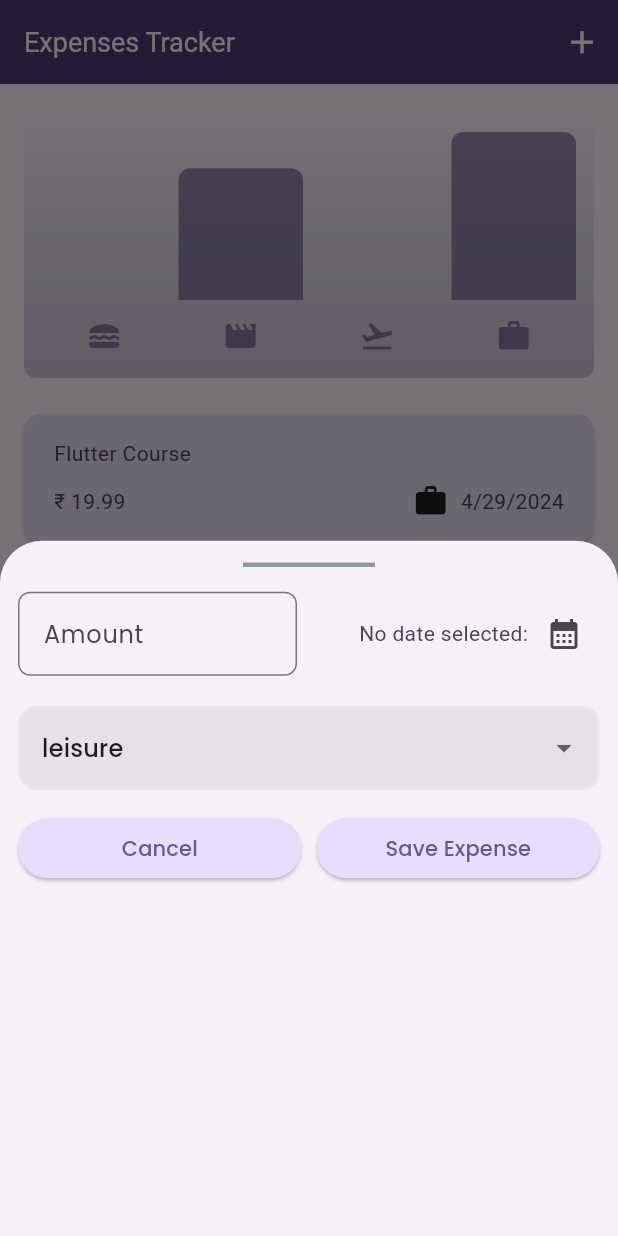
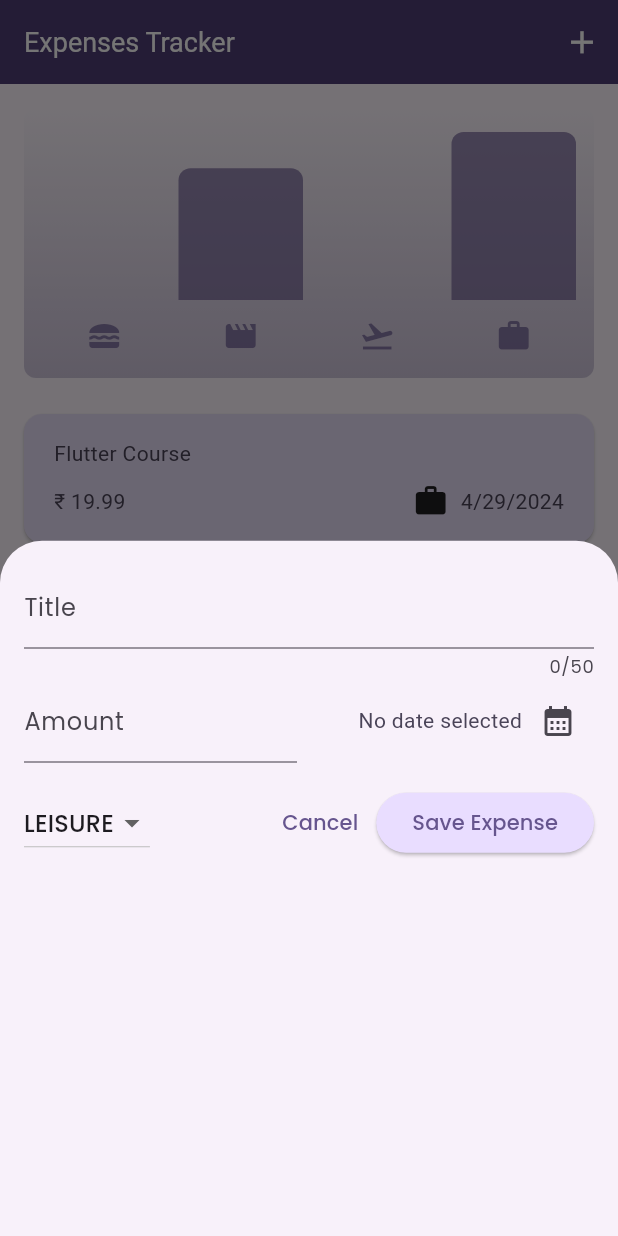
Before and after one commit to Krupal19/Expense-Tracker, a Flutter app: the screen it shows after launch, after a tap on the "add" icon, on a phone screen of 412 x 824 dp. Run offline on Flutter 3.47's test engine with Material 3 defaults, Android fonts, the phone set to English and light mode, and no system bars; our stand-ins replace google_fonts.

Commit message:
Last modify code

```diff
--- a/lib/widgets/expenses.dart
+++ b/lib/widgets/expenses.dart
@@ -97,6 +97,7 @@
           'Expenses Tracker',
           style: Theme.of(context).textTheme.titleLarge,
         ),
+        // centerTitle: false,
         actions: [
           IconButton(
             onPressed: _openAddExpenseOverlay,
--- a/lib/widgets/new_expense.dart
+++ b/lib/widgets/new_expense.dart
@@ -1,5 +1,8 @@
 import 'package:expense_trackere/models/expense.dart';
 import 'package:flutter/material.dart';
+import 'dart:io';
+
+import 'package:flutter/cupertino.dart';
 
 class NewExpense extends StatefulWidget {
   const NewExpense({super.key, required this.onAddExpense});
@@ -30,6 +33,43 @@
     });
   }
 
+  void _showDialog() {
+    if (Platform.isIOS) {
+      showCupertinoDialog(
+          context: context,
+          builder: (ctx) => CupertinoAlertDialog(
+                title: const Text('Invalid input'),
+                content: const Text(
+                    'Please make sure a valid title, amount, date and category was entered.'),
+                actions: [
+                  TextButton(
+                    onPressed: () {
+                      Navigator.pop(ctx);
+                    },
+                    child: const Text('Okay'),
+                  ),
+                ],
+              ));
+    } else {
+      showDialog(
+        context: context,
+        builder: (ctx) => AlertDialog(
+          title: const Text('Invalid input'),
+          content: const Text(
+              'Please make sure a valid title, amount, date and category was entered.'),
+          actions: [
+            TextButton(
+              onPressed: () {
+                Navigator.pop(ctx);
+              },
+              child: const Text('Okay'),
+            ),
+          ],
+        ),
+      );
+    }
+  }
+
   void _submitExpenseDate() {
     final enteredAmount = double.tryParse(_amountController.text);
     //tryParse('Hello') => null, tryParse('1.12') =. 1.12
@@ -37,25 +77,7 @@
     if (_titleController.text.trim().isEmpty ||
         amountIsInvalid ||
         _selectedDate == null) {
-      showDialog(
-        context: context,
-        builder: (ctx) => AlertDialog(
-          title: const Text(
-            "Invalid Input",
-            style: TextStyle(fontWeight: FontWeight.w500, fontSize: 26),
-          ),
-          content: const Text(
-              "Please make sure a valid title, amount, date and category was entered."),
-          actions: [
-            TextButton(
-              onPressed: () {
-                Navigator.pop(context);
-              },
-              child: const Text("Okay"),
-            ),
-          ],
-        ),
-      );
+      _showDialog();
       return;
     }
     widget.onAddExpense(
@@ -77,8 +99,192 @@
 
   @override
   Widget build(BuildContext context) {
+    final keyboardSpace = MediaQuery.of(context).viewInsets.bottom;
     return LayoutBuilder(builder: (ctx, constraints) {
       final width = constraints.maxWidth;
+      return SizedBox(
+        height: double.infinity,
+        child: SingleChildScrollView(
+          child: Padding(
+            padding: EdgeInsets.fromLTRB(16, 16, 16, keyboardSpace + 16),
+            child: Column(
+              children: [
+                if (width >= 600)
+                  Row(
+                    crossAxisAlignment: CrossAxisAlignment.start,
+                    children: [
+                      Expanded(
+                        child: TextField(
+                          controller: _titleController,
+                          maxLength: 50,
+                          decoration: const InputDecoration(
+                            label: Text('Title'),
+                          ),
+                        ),
+                      ),
+                      const SizedBox(width: 24),
+                      Expanded(
+                        child: TextField(
+                          controller: _amountController,
+                          keyboardType: TextInputType.number,
+                          decoration: const InputDecoration(
+                            prefixText: '\$ ',
+                            label: Text('Amount'),
+                          ),
+                        ),
+                      ),
+                    ],
+                  )
+                else
+                  TextField(
+                    controller: _titleController,
+                    maxLength: 50,
+                    decoration: const InputDecoration(
+                      label: Text('Title'),
+                    ),
+                  ),
+                if (width >= 600)
+                  Row(children: [
+                    DropdownButton(
+                      value: _selectedCategory,
+                      items: Category.values
+                          .map(
+                            (category) => DropdownMenuItem(
+                              value: category,
+                              child: Text(
+                                category.name.toUpperCase(),
+                              ),
+                            ),
+                          )
+                          .toList(),
+                      onChanged: (value) {
+                        if (value == null) {
+                          return;
+                        }
+                        setState(() {
+                          _selectedCategory = value;
+                        });
+                      },
+                    ),
+                    const SizedBox(width: 24),
+                    Expanded(
+                      child: Row(
+                        mainAxisAlignment: MainAxisAlignment.end,
+                        crossAxisAlignment: CrossAxisAlignment.center,
+                        children: [
+                          Text(
+                            _selectedDate == null
+                                ? 'No date selected'
+                                : formatter.format(_selectedDate!),
+                          ),
+                          IconButton(
+                            onPressed: _presentDatePicker,
+                            icon: const Icon(
+                              Icons.calendar_month,
+                            ),
+                          ),
+                        ],
+                      ),
+                    ),
+                  ])
+                else
+                  Row(
+                    children: [
+                      Expanded(
+                        child: TextField(
+                          controller: _amountController,
+                          keyboardType: TextInputType.number,
+                          decoration: const InputDecoration(
+                            prefixText: '\$ ',
+                            label: Text('Amount'),
+                          ),
+                        ),
+                      ),
+                      const SizedBox(width: 16),
+                      Expanded(
+                        child: Row(
+                          mainAxisAlignment: MainAxisAlignment.end,
+                          crossAxisAlignment: CrossAxisAlignment.center,
+                          children: [
+                            Text(
+                              _selectedDate == null
+                                  ? 'No date selected'
+                                  : formatter.format(_selectedDate!),
+                            ),
+                            IconButton(
+                              onPressed: _presentDatePicker,
+                              icon: const Icon(
+                                Icons.calendar_month,
+                              ),
+                            ),
+                          ],
+                        ),
+                      ),
+                    ],
+                  ),
+                const SizedBox(height: 16),
+                if (width >= 600)
+                  Row(children: [
+                    const Spacer(),
+                    TextButton(
+                      onPressed: () {
+                        Navigator.pop(context);
+                      },
+                      child: const Text('Cancel'),
+                    ),
+                    ElevatedButton(
+                      onPressed: _submitExpenseDate,
+                      child: const Text('Save Expense'),
+                    ),
+                  ])
+                else
+                  Row(
+                    children: [
+                      DropdownButton(
+                        value: _selectedCategory,
+                        items: Category.values
+                            .map(
+                              (category) => DropdownMenuItem(
+                                value: category,
+                                child: Text(
+                                  category.name.toUpperCase(),
+                                ),
+                              ),
+                            )
+                            .toList(),
+                        onChanged: (value) {
+                          if (value == null) {
+                            return;
+                          }
+                          setState(() {
+                            _selectedCategory = value;
+                          });
+                        },
+                      ),
+                      const Spacer(),
+                      TextButton(
+                        onPressed: () {
+                          Navigator.pop(context);
+                        },
+                        child: const Text('Cancel'),
+                      ),
+                      ElevatedButton(
+                        onPressed: _submitExpenseDate,
+                        child: const Text('Save Expense'),
+                      ),
+                    ],
+                  ),
+              ],
+            ),
+          ),
+        ),
+      );
+    });
+  }
+}
+
+// Don't check below code
+/*
 return SizedBox(
 height: double.infinity,
 child: SingleChildScrollView(
@@ -91,6 +297,48 @@
 if (width >= 600)
 Row(
 children: [
+Expanded(
+child: TextField(
+controller: _titleController,
+autofocus: false,
+maxLength: 50,
+decoration: const InputDecoration(
+labelText: "Title",
+focusColor: Colors.deepPurpleAccent,
+border: OutlineInputBorder(
+gapPadding: 5,
+borderRadius: BorderRadius.all(
+Radius.circular(8),
+),
+),
+),
+),
+),
+const SizedBox(width: 24),
+Expanded(
+child: TextField(
+controller: _amountController,
+keyboardType: TextInputType.number,
+decoration: const InputDecoration(
+prefix: Text(
+"\u20B9 ",
+style: TextStyle(
+color: Colors.deepPurpleAccent,
+),
+),
+labelText: "Amount",
+border: OutlineInputBorder(
+gapPadding: 5,
+borderRadius: BorderRadius.all(
+Radius.circular(8),
+),
+),
+),
+),
+),
+],
+)
+else
 TextField(
 controller: _titleController,
 autofocus: false,
@@ -106,10 +354,6 @@
 ),
 ),
 ),
-                      const SizedBox(width: 24),
-                    ],
-                  )
-                else
 const Divider(
 thickness: 3,
 indent: 150,
@@ -217,7 +461,4 @@
 ),
 ),
 ),
-      );
-    });
-  }
-}
+);*/
```
Lines whose indentation alone changed are shown as unchanged.
